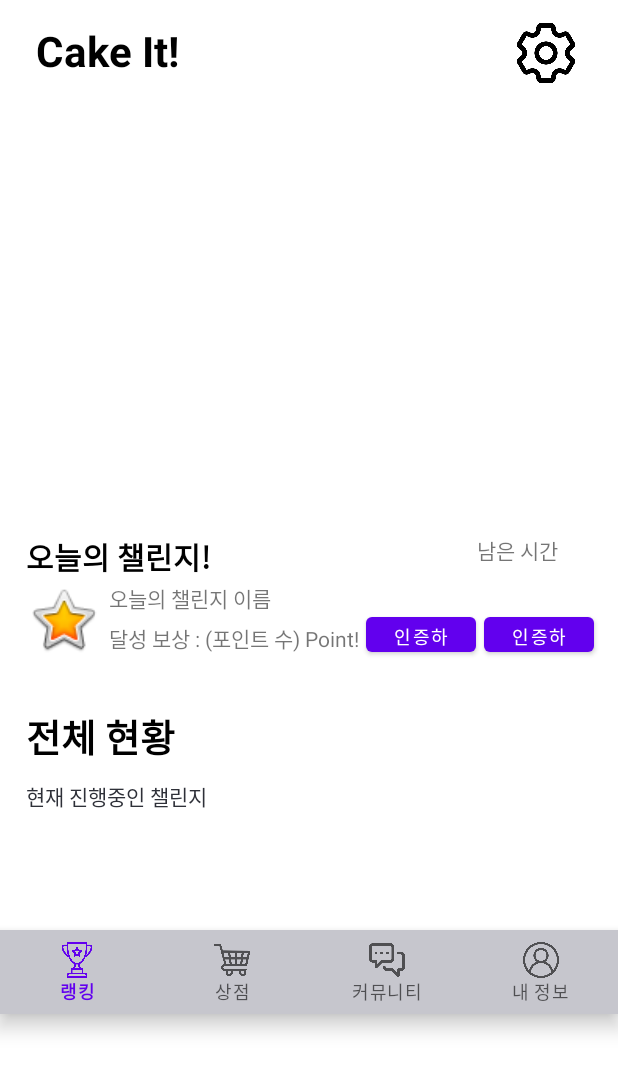
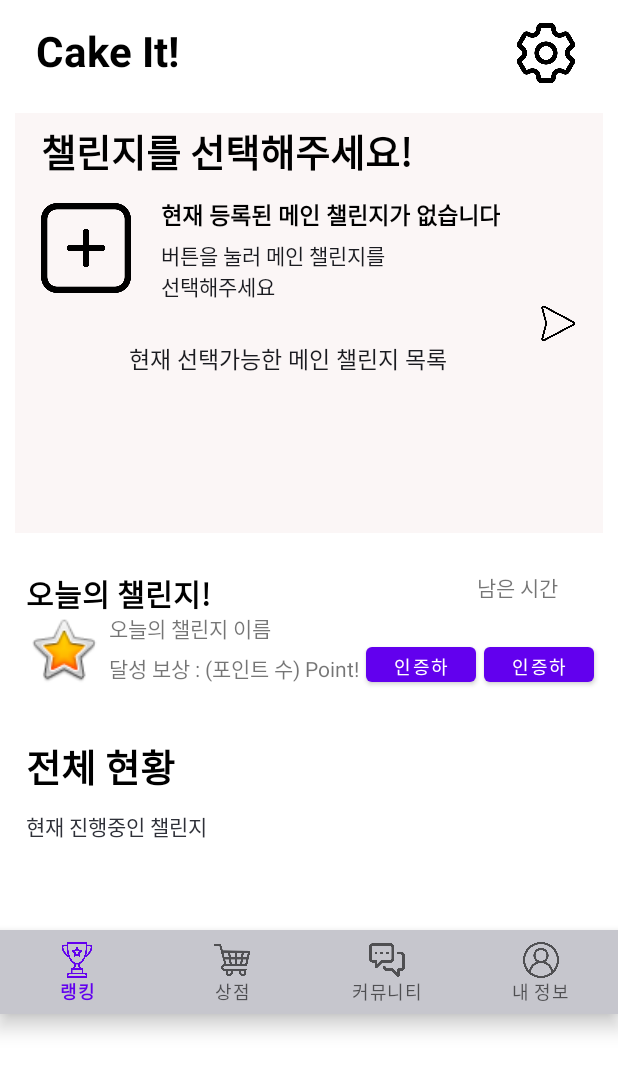
Before and after one commit to zzammin/Sw_project_android, an Android app: the screen it shows after launch (MainActivity), on a phone screen of 412 x 824 dp. Shown: the top 1072 px of the screen. Run offline under Robolectric (Android 15) with nearby library versions, the phone set to English and light mode, and no system bars.

Commit message:
기본 틀 짜놓기

```diff
--- a/app/src/main/java/com/example/swproject/Home.java
+++ b/app/src/main/java/com/example/swproject/Home.java
@@ -8,10 +8,13 @@ import android.view.ViewGroup;
 import androidx.annotation.NonNull;
 import androidx.annotation.Nullable;
 import androidx.fragment.app.Fragment;
+import androidx.fragment.app.FragmentActivity;
+import androidx.viewpager2.adapter.FragmentStateAdapter;
 import androidx.viewpager2.widget.ViewPager2;
 
+import java.util.ArrayList;
+
 public class Home extends Fragment {
-    ViewPager2 viewpager;
 
     @Nullable
     @Override
@@ -21,4 +24,36 @@ public class Home extends Fragment {
 
         return inflater.inflate(R.layout.home,container,false);
     }
+
+    @Override
+    public void onViewCreated(@NonNull View view, @Nullable Bundle savedInstanceState) {
+        super.onViewCreated(view, savedInstanceState);
+
+        ViewPager2 viewPager2 = view.findViewById(R.id.pager);
+        ChallengePagerAdapter adapter = new ChallengePagerAdapter(this);
+        viewPager2.setAdapter(adapter);
+    }
+
+    class ChallengePagerAdapter extends FragmentStateAdapter {
+        ArrayList<Fragment> items = new ArrayList<Fragment>();
+
+        public ChallengePagerAdapter(Fragment fragment) {
+            super(fragment);
+        }
+
+        public void addItem(Fragment item){
+            items.add(item);
+        }
+
+        @NonNull
+        @Override
+        public Fragment createFragment(int position) {
+            return new ChallengeFragment1();
+        }
+
+        @Override
+        public int getItemCount() {
+            return 5;
+        }
+    }
 }
--- a/app/src/main/java/com/example/swproject/MainActivity.java
+++ b/app/src/main/java/com/example/swproject/MainActivity.java
@@ -44,16 +44,16 @@ public class MainActivity extends AppCompatActivity {
         getSupportFragmentManager().beginTransaction().replace(R.id.fregment_linear,home).commit();
 
         // id가 pager인 viewpager가 home.xml에 있기 때문에 inflate
-        LayoutInflater inflater = LayoutInflater.from(this);
-        View inflate_home=inflater.inflate(R.layout.home,null);
+//        LayoutInflater inflater = LayoutInflater.from(this);
+//        View inflate_home=inflater.inflate(R.layout.home,null);
         //
 
         // 얘를 Home에 옮겨야 될 듯?? 어떻게 옮기지?
-        ViewPager2 pager = inflate_home.findViewById(R.id.pager);
-
-        pager.setOffscreenPageLimit(5);
-
-        pager.setAdapter(new ChallengePagerAdapter(this));
+//        ViewPager2 pager = inflate_home.findViewById(R.id.pager);
+//
+//        pager.setOffscreenPageLimit(5);
+//
+//        pager.setAdapter(new ChallengePagerAdapter(this));
 
         NavigationBarView navigationBarView = findViewById(R.id.bottom_tab);
         navigationBarView.setOnItemReselectedListener(new NavigationBarView.OnItemReselectedListener() {
@@ -81,27 +81,4 @@ public class MainActivity extends AppCompatActivity {
             }
         });
     }
-
-    class ChallengePagerAdapter extends FragmentStateAdapter {
-        ArrayList<Fragment> items = new ArrayList<Fragment>();
-
-        public ChallengePagerAdapter(FragmentActivity fragmentActivity) {
-            super(fragmentActivity);
-        }
-
-        public void addItem(Fragment item){
-            items.add(item);
-        }
-
-        @NonNull
-        @Override
-        public Fragment createFragment(int position) {
-            return new ChallengeFragment1();
-        }
-
-        @Override
-        public int getItemCount() {
-            return 5;
-        }
-    }
 }
--- a/app/src/main/res/layout/challenge_fragment1.xml
+++ b/app/src/main/res/layout/challenge_fragment1.xml
@@ -3,15 +3,15 @@
     xmlns:app="http://schemas.android.com/apk/res-auto"
     xmlns:tools="http://schemas.android.com/tools"
     android:layout_width="match_parent"
-    android:layout_height="match_parent"
+    android:layout_height="300dp"
     android:background="#5EF3E6E6">
 
     <ImageView
         android:id="@+id/imageView"
-        android:layout_width="80dp"
-        android:layout_height="80dp"
-        android:layout_marginStart="20dp"
-        android:layout_marginTop="196dp"
+        android:layout_width="60dp"
+        android:layout_height="60dp"
+        android:layout_marginStart="17dp"
+        android:layout_marginTop="60dp"
         app:layout_constraintLeft_toLeftOf="parent"
         app:layout_constraintStart_toStartOf="parent"
         app:layout_constraintTop_toTopOf="parent"
@@ -21,11 +21,11 @@
         android:id="@+id/textView"
         android:layout_width="wrap_content"
         android:layout_height="wrap_content"
-        android:layout_marginStart="20dp"
-        android:layout_marginTop="124dp"
+        android:layout_marginStart="17dp"
+        android:layout_marginTop="6dp"
         android:text="챌린지를 선택해주세요!"
         android:textColor="@color/black"
-        android:textSize="32dp"
+        android:textSize="25dp"
         android:textStyle="bold"
         app:layout_constraintStart_toStartOf="parent"
         app:layout_constraintTop_toTopOf="parent" />
@@ -34,14 +34,12 @@
         android:id="@+id/textView2"
         android:layout_width="wrap_content"
         android:layout_height="wrap_content"
-        android:layout_marginTop="196dp"
-        android:layout_marginEnd="28dp"
+        android:layout_marginStart="20dp"
+        android:layout_marginTop="56dp"
         android:text="현재 등록된 메인 챌린지가 없습니다"
         android:textColor="@color/black"
-        android:textSize="18dp"
+        android:textSize="15dp"
         android:textStyle="bold"
-        app:layout_constraintEnd_toEndOf="parent"
-        app:layout_constraintRight_toRightOf="parent"
         app:layout_constraintStart_toEndOf="@+id/imageView"
         app:layout_constraintTop_toTopOf="parent" />
 
@@ -49,41 +47,36 @@
         android:id="@+id/textView3"
         android:layout_width="158dp"
         android:layout_height="45dp"
-        android:layout_marginBottom="428dp"
+        android:layout_marginStart="20dp"
+        android:layout_marginTop="5dp"
         android:text="버튼을 눌러 메인 챌린지를 선택해주세요"
         android:textColor="@color/material_dynamic_neutral10"
-        app:layout_constraintBottom_toBottomOf="parent"
-        app:layout_constraintEnd_toEndOf="parent"
-        app:layout_constraintHorizontal_bias="0.065"
-        app:layout_constraintRight_toRightOf="parent"
         app:layout_constraintStart_toEndOf="@+id/imageView"
-        app:layout_constraintTop_toBottomOf="@+id/textView2"
-        app:layout_constraintVertical_bias="0.25" />
+        app:layout_constraintTop_toBottomOf="@+id/textView2" />
 
     <TextView
         android:id="@+id/textView4"
         android:layout_width="wrap_content"
         android:layout_height="wrap_content"
-        android:layout_marginStart="20dp"
+        android:layout_marginStart="76dp"
         android:text="현재 선택가능한 메인 챌린지 목록"
         android:textColor="@color/material_dynamic_neutral10"
-        android:textSize="20dp"
+        android:textSize="15dp"
         app:layout_constraintBottom_toBottomOf="parent"
         app:layout_constraintHorizontal_bias="0.123"
         app:layout_constraintLeft_toLeftOf="parent"
         app:layout_constraintRight_toRightOf="parent"
         app:layout_constraintStart_toStartOf="parent"
         app:layout_constraintTop_toTopOf="parent"
-        app:layout_constraintVertical_bias="0.554" />
+        app:layout_constraintVertical_bias="0.593" />
 
     <ListView
         android:layout_width="371dp"
-        android:layout_height="273dp"
+        android:layout_height="100dp"
         android:layout_marginStart="22dp"
-        android:layout_marginTop="10dp"
+        android:layout_marginTop="8dp"
         android:layout_marginEnd="22dp"
         app:layout_constraintEnd_toEndOf="parent"
-        app:layout_constraintHorizontal_bias="0.0"
         app:layout_constraintStart_toStartOf="parent"
         app:layout_constraintTop_toBottomOf="@+id/textView4" />
 
@@ -91,11 +84,10 @@
         android:id="@+id/imageView3"
         android:layout_width="30dp"
         android:layout_height="30dp"
-        android:layout_marginEnd="20dp"
+        android:layout_marginEnd="16dp"
         app:layout_constraintBottom_toBottomOf="parent"
         app:layout_constraintEnd_toEndOf="parent"
         app:layout_constraintTop_toTopOf="parent"
-        app:layout_constraintVertical_bias="0.499"
         app:srcCompat="@drawable/arrow" />
 
 </androidx.constraintlayout.widget.ConstraintLayout>
--- a/app/src/main/res/layout/home.xml
+++ b/app/src/main/res/layout/home.xml
@@ -14,21 +14,22 @@
         android:orientation="vertical">
 
         <!--챌린지 목록-->
+
+        <!--오늘의 챌린지!-->
         <androidx.viewpager2.widget.ViewPager2
             android:id="@+id/pager"
             android:layout_width="match_parent"
-            android:layout_height="255dp"
+            android:layout_height="280dp"
+            android:layout_marginLeft="10dp"
             android:layout_marginTop="15dp"
-            android:layout_marginLeft="10dp"
             android:layout_marginRight="10dp"
             app:layout_constraintEnd_toEndOf="parent"
             app:layout_constraintStart_toStartOf="parent" />
 
-        <!--오늘의 챌린지!-->
         <androidx.constraintlayout.widget.ConstraintLayout
             android:id="@+id/today_challenge_layout"
             android:layout_width="match_parent"
-            android:layout_height="100dp"
+            android:layout_height="95dp"
             android:layout_marginLeft="10dp"
             android:layout_marginTop="15dp"
             android:layout_marginRight="10dp"
```
